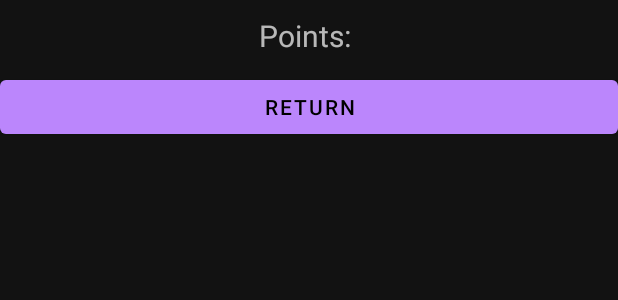
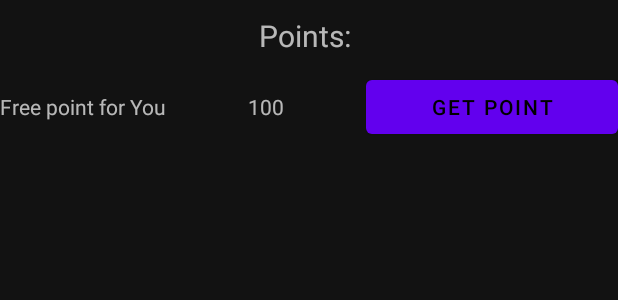
Before and after one commit to MichalDurlak/MyPersonalTrainer, an Android app: the layout activity_user_challenges.xml on its own in the app's theme, with its tools: preview values and no code run, on a phone screen of 412 x 824 dp. Shown: the top 300 px of the screen. Run offline under Robolectric (Android 15) with nearby library versions, the phone set to English and light mode, and no system bars.

```diff
--- a/app/src/main/res/layout/activity_user_challenges.xml
+++ b/app/src/main/res/layout/activity_user_challenges.xml
@@ -4,33 +4,56 @@
     xmlns:tools="http://schemas.android.com/tools"
     android:layout_width="match_parent"
     android:layout_height="match_parent"
-    tools:context=".UserChallenges">
-
-    <LinearLayout
-        android:layout_width="match_parent"
-        android:layout_height="wrap_content"
+    tools:context=".UserChallenges"
     android:orientation="vertical">
 
     <LinearLayout
         android:layout_width="wrap_content"
         android:layout_height="wrap_content"
-            android:orientation="horizontal"
         android:layout_gravity="center"
         android:layout_margin="10dp"
-            >
+        android:orientation="horizontal">
 
         <TextView
             android:id="@+id/txt_Point"
             android:layout_width="match_parent"
             android:layout_height="wrap_content"
             android:text="Points: "
-                android:textSize="20sp"/>
+            android:textSize="20sp" />
 
         <TextView
             android:id="@+id/txt_PointsUser"
             android:layout_width="match_parent"
             android:layout_height="wrap_content"
-                android:textSize="20sp"/>
+            android:textSize="20sp" />
+
+    </LinearLayout>
+
+    <LinearLayout
+        android:layout_width="match_parent"
+        android:layout_height="match_parent"
+        android:orientation="horizontal">
+
+        <TextView
+            android:id="@+id/txt_taskOneDescription"
+            android:layout_width="wrap_content"
+            android:layout_height="wrap_content"
+            android:layout_weight="1"
+            android:text="Free point for You" />
+
+        <TextView
+            android:id="@+id/txt_taskOnePoint"
+            android:layout_width="wrap_content"
+            android:layout_height="wrap_content"
+            android:layout_weight="1"
+            android:text="100" />
+
+        <Button
+            android:id="@+id/btn_taskOne"
+            android:layout_width="wrap_content"
+            android:layout_height="wrap_content"
+            android:layout_weight="1"
+            android:text="Get Point" />
 
     </LinearLayout>
 
@@ -41,5 +64,3 @@
         android:text="Return" />
 
 </LinearLayout>
-
-</LinearLayout>
```
Also changed, not shown: app/src/main/java/com/example/mypersonaltrainer/UserChallenges.kt (+11 -0 lines), app/src/main/java/com/example/mypersonaltrainer/UserDB.kt (+17 -1 lines). Lines whose indentation alone changed are shown as unchanged.
